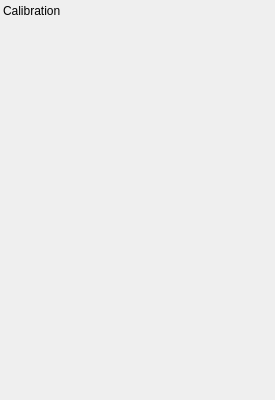
Old version of the form code/plotms/GuiTabs/PlotMSCalibrationTab.ui in the repository radio-astro/casa.
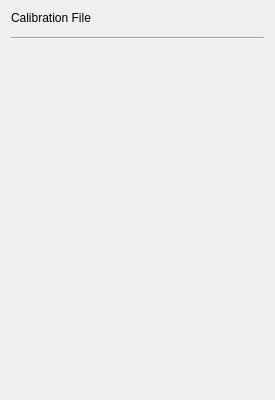
New version of the form.

```diff
--- a/code/plotms/GuiTabs/PlotMSCalibrationTab.ui
+++ b/code/plotms/GuiTabs/PlotMSCalibrationTab.ui
@@ -18,33 +18,38 @@
   <property name="windowTitle" >
    <string>PlotMS Calib Tab</string>
   </property>
-  <widget class="QLabel" name="calibLabel" >
-   <property name="geometry" >
-    <rect>
-     <x>3</x>
-     <y>3</y>
-     <width>269</width>
-     <height>17</height>
-    </rect>
-   </property>
-   <property name="text" >
-    <string>Calibration</string>
-   </property>
-   <property name="textFormat" >
+  <layout class="QVBoxLayout" name="verticalLayout">
+   <item>
+    <widget class="QLabel" name="calibLabel">
+     <property name="text">
+      <string>Calibration File</string>
+     </property>
+     <property name="textFormat">
     <enum>Qt::RichText</enum>
    </property>
   </widget>
-  <widget class="QFrame" name="calibFrame" >
-   <property name="geometry" >
-    <rect>
-     <x>3</x>
-     <y>23</y>
-     <width>269</width>
-     <height>261</height>
-    </rect>
-   </property>
-   <property name="sizePolicy" >
-    <sizepolicy vsizetype="MinimumExpanding" hsizetype="Preferred" >
+   </item>
+   <item>
+    <widget class="QFrame" name="calibFileFrame">
+     <property name="frameShape">
+      <enum>QFrame::NoFrame</enum>
+     </property>
+     <property name="frameShadow">
+      <enum>QFrame::Raised</enum>
+     </property>
+    </widget>
+   </item>
+   <item>
+    <widget class="Line" name="line_3">
+     <property name="orientation">
+      <enum>Qt::Horizontal</enum>
+     </property>
+    </widget>
+   </item>
+   <item>
+    <widget class="QFrame" name="calibFrame">
+     <property name="sizePolicy">
+      <sizepolicy hsizetype="Preferred" vsizetype="MinimumExpanding">
      <horstretch>0</horstretch>
      <verstretch>0</verstretch>
     </sizepolicy>
@@ -56,6 +61,8 @@
     <enum>QFrame::Raised</enum>
    </property>
   </widget>
+   </item>
+  </layout>
  </widget>
  <resources/>
  <connections/>
```
Left out of the diff: 17 changed lines with no effect on the pictures. Lines whose indentation alone changed are shown as unchanged.
